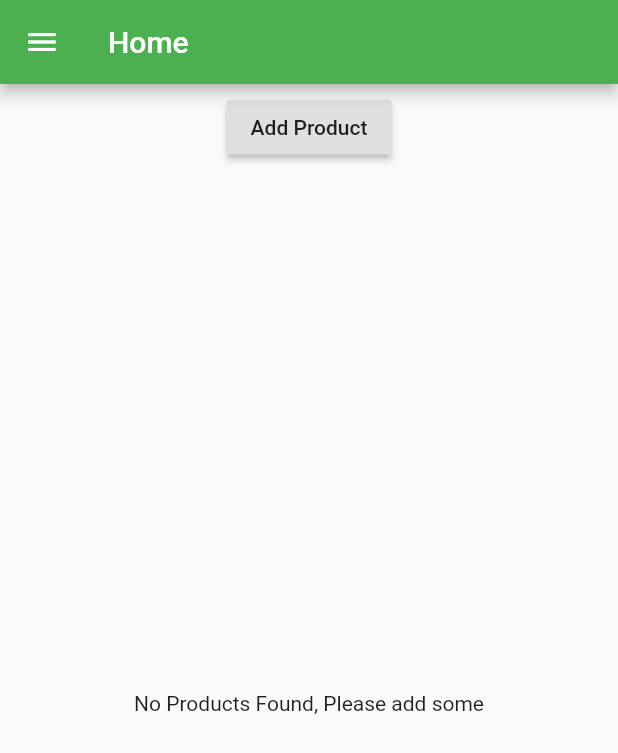
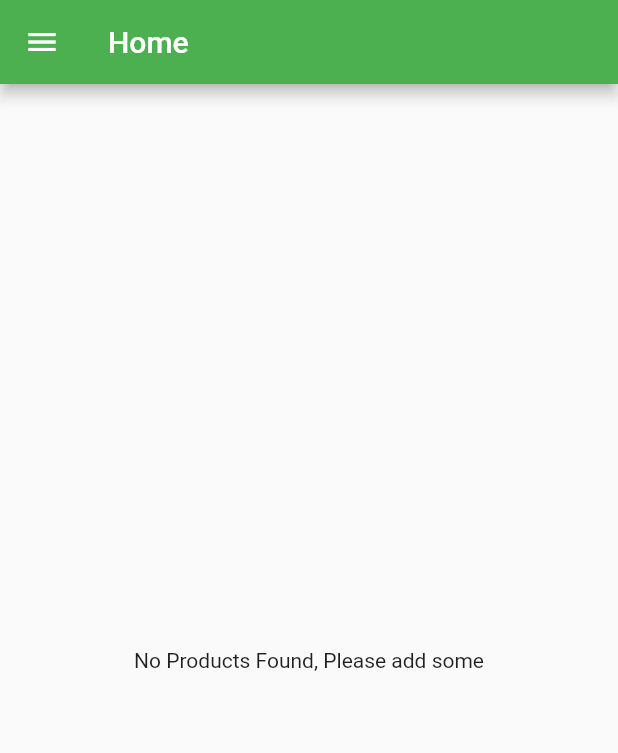
Before and after one commit to ashishranjan738/product_management, a Flutter app: the ProductsAdminPage screen opened by its route, tab 2 chosen, in the side drawer, after a tap on "All Products", on a phone screen of 412 x 824 dp. Shown: the top 753 px of the screen. Run offline on Flutter 3.47's test engine with Material 2 defaults, Android fonts, the phone set to English and light mode, and no system bars.

Commit message:
Module 7
Signed-off-by: Ashish Ranjan <ashishranjan738@gmail.com>

```diff
--- a/lib/pages/home.dart
+++ b/lib/pages/home.dart
@@ -2,10 +2,9 @@ import 'package:flutter/material.dart';
 import '../products_manager.dart';
 
 class HomePage extends StatelessWidget {
-  final List<Map<String, String>> _products;
-  final Function addProducts, deleteProducts;
+  final List<Map<String, dynamic>> _products;
 
-  HomePage(this._products, this.addProducts, this.deleteProducts);
+  HomePage(this._products);
 
   @override
   Widget build(BuildContext context) {
@@ -27,7 +26,7 @@ class HomePage extends StatelessWidget {
       appBar: AppBar(
         title: Text("Home"),
       ),
-      body: ProductManager(_products, addProducts, deleteProducts),
+      body: ProductManager(_products),
     );
   }
 }
--- a/lib/pages/product_create.dart
+++ b/lib/pages/product_create.dart
@@ -1,19 +1,68 @@
 import 'package:flutter/material.dart';
 
-class ProductCreatePage extends StatelessWidget {
+class ProductCreatePage extends StatefulWidget {
+  final Function addProduct;
+
+  ProductCreatePage(this.addProduct);
+  @override
+  State<StatefulWidget> createState() {
+    return _ProductCreatePageState();
+  }
+}
+
+class _ProductCreatePageState extends State<ProductCreatePage> {
+  String productName = '', productDescription = '';
+  double productPrice = 0.00;
   @override
   Widget build(BuildContext context) {
-    return Center(
-      child: RaisedButton(
-        child: Text("Save"),
-        onPressed: () {
-          showModalBottomSheet(
-            context: context,
-            builder: (BuildContext context) => Center(
-                  child: Text("This is a modal"),
-                ),
-          );
-        },
+    return Container(
+      margin: EdgeInsets.all(10.0),
+      child: ListView(
+        children: <Widget>[
+          TextField(
+            decoration: InputDecoration(labelText: "Product Title"),
+            autocorrect: true,
+            autofocus: true,
+            onChanged: (String textValue) {
+              productName=textValue;
+            },
+          ),
+          TextField(
+            decoration: InputDecoration(labelText: "Product Description"),
+            maxLines: 4,
+            autocorrect: true,
+            autofocus: true,
+            onChanged: (String textValue) {
+              productDescription=textValue;
+            },
+          ),
+          TextField(
+            decoration: InputDecoration(labelText: "Product Price"),
+            autocorrect: true,
+            autofocus: true,
+            keyboardType: TextInputType.number,
+            onChanged: (String textValue) {
+              productPrice=double.parse(textValue);
+            },
+          ),
+          SizedBox(
+            height: 10.0,
+          ),
+          RaisedButton(
+            child: Text("Save"),
+            onPressed: () {
+              final Map<String,dynamic> item = {
+                  'title':productName,
+                  'description': productDescription,
+                  'image': 'assets/food.jpg',
+                  'price': productPrice
+              };
+
+              widget.addProduct(item);
+              Navigator.pushReplacementNamed(context, "/home");
+            }
+          )
+        ],
       ),
     );
   }
--- a/lib/pages/products_admin.dart
+++ b/lib/pages/products_admin.dart
@@ -3,6 +3,9 @@ import 'product_create.dart';
 import 'product_list.dart';
 
 class ProductsAdminPage extends StatelessWidget {
+  final Function addProduct,deleteProduct;
+  ProductsAdminPage(this.addProduct,this.deleteProduct);
+
   @override
   Widget build(BuildContext context) {
     return DefaultTabController(
@@ -18,7 +21,7 @@ class ProductsAdminPage extends StatelessWidget {
               ListTile(
                 title: Text("All Products"),
                 onTap: () {
-                  Navigator.pushReplacementNamed(context, "/");
+                  Navigator.pushReplacementNamed(context, "/home");
                 },
               )
             ],
@@ -41,7 +44,7 @@ class ProductsAdminPage extends StatelessWidget {
         ),
         body: TabBarView(
           children: <Widget>[
-            ProductCreatePage(),
+            ProductCreatePage(addProduct),
             ProductListPage(),
           ],
         ),
--- a/lib/product_control.dart
+++ /dev/null
@@ -1,16 +0,0 @@
-import 'package:flutter/material.dart';
-
-class ProductControl extends StatelessWidget {
-  final Function addProducts;
-  ProductControl(this.addProducts);
-
-  @override
-  Widget build(BuildContext context) {
-    return RaisedButton(
-      child: Text("Add Product"),
-      onPressed: () {
-        addProducts({'title': 'sweets', 'image': 'assets/food.jpg'});
-      },
-    );
-  }
-}
--- a/lib/products.dart
+++ b/lib/products.dart
@@ -1,9 +1,8 @@
 import 'package:flutter/material.dart';
 
 class Products extends StatelessWidget {
-  final List<Map<String, String>> _products;
-  final Function deleteProduct;
-  Products(this._products, {this.deleteProduct});
+  final List<Map<String, dynamic>> _products;
+  Products(this._products);
 
   Widget _listWidegetBuilder(BuildContext context, int index) {
     return Card(
@@ -24,7 +23,6 @@ class Products extends StatelessWidget {
                         .then(
                       (bool value) {
                         if (value) {
-                          deleteProduct(index);
                         }
                       },
                     ),
--- a/lib/products_manager.dart
+++ b/lib/products_manager.dart
@@ -1,25 +1,18 @@
 import 'package:flutter/material.dart';
 import './products.dart';
-import './product_control.dart';
 
 class ProductManager extends StatelessWidget {
-  final List<Map<String, String>> _product;
-  final Function addProduct, deleteProduct;
+  final List<Map<String, dynamic>> _product;
 
-  ProductManager(this._product, this.addProduct, this.deleteProduct);
+  ProductManager(this._product);
 
   @override
   Widget build(BuildContext context) {
     return Column(
       children: <Widget>[
-        Container(
-          child: ProductControl(addProduct),
-          margin: EdgeInsets.all(5.0),
-        ),
         Expanded(
             child: Products(
           _product,
-          deleteProduct: deleteProduct,
         )),
       ],
     );
```
Also changed, not shown: lib/main.dart (+9 -7 lines), lib/pages/auth.dart (+51 -5 lines).
